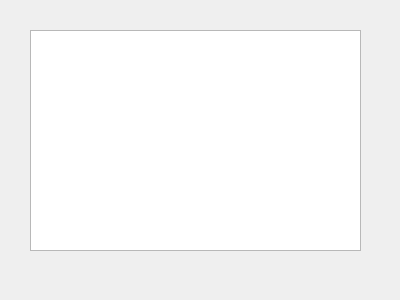
ChrisJaunes/DS_2020, file DS_2020/DS_2020_GUI/Help.ui: the form before one commit.
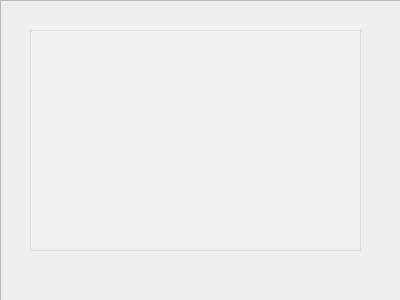
The form after the commit. Icons and pictures are not drawn.

```diff
--- a/DS_2020/DS_2020_GUI/Help.ui
+++ b/DS_2020/DS_2020_GUI/Help.ui
@@ -13,6 +13,27 @@
   <property name="windowTitle">
    <string>帮助</string>
   </property>
+  <property name="styleSheet">
+   <string notr="true"/>
+  </property>
+  <widget class="QFrame" name="frame">
+   <property name="geometry">
+    <rect>
+     <x>0</x>
+     <y>0</y>
+     <width>401</width>
+     <height>301</height>
+    </rect>
+   </property>
+   <property name="styleSheet">
+    <string notr="true">border-image: url(:/DS_2020_GUI/image/astronomy-clouds-dark-evening.jpg);</string>
+   </property>
+   <property name="frameShape">
+    <enum>QFrame::StyledPanel</enum>
+   </property>
+   <property name="frameShadow">
+    <enum>QFrame::Raised</enum>
+   </property>
   <widget class="QTextBrowser" name="txb_help">
    <property name="geometry">
     <rect>
@@ -22,6 +43,11 @@
      <height>221</height>
     </rect>
    </property>
+    <property name="styleSheet">
+     <string notr="true">border-image:url();
+background-color:rgba(244,244,244,100)</string>
+    </property>
+   </widget>
   </widget>
  </widget>
  <layoutdefault spacing="6" margin="11"/>
```
Left out of the diff: 4 changed lines with no effect on the pictures. Lines whose indentation alone changed are shown as unchanged.
